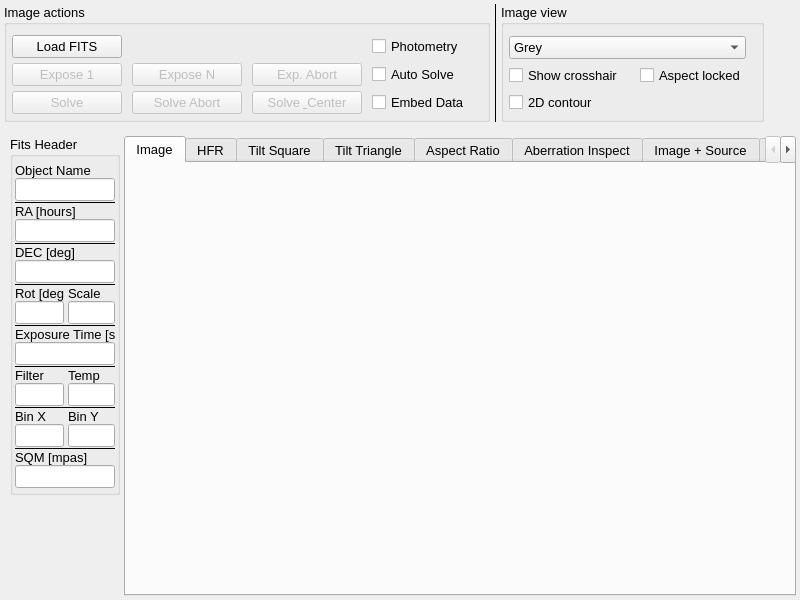
First picture: the form in mw4/gui/widgets/image.ui, repository mworion/MountWizzard4, before the edit.
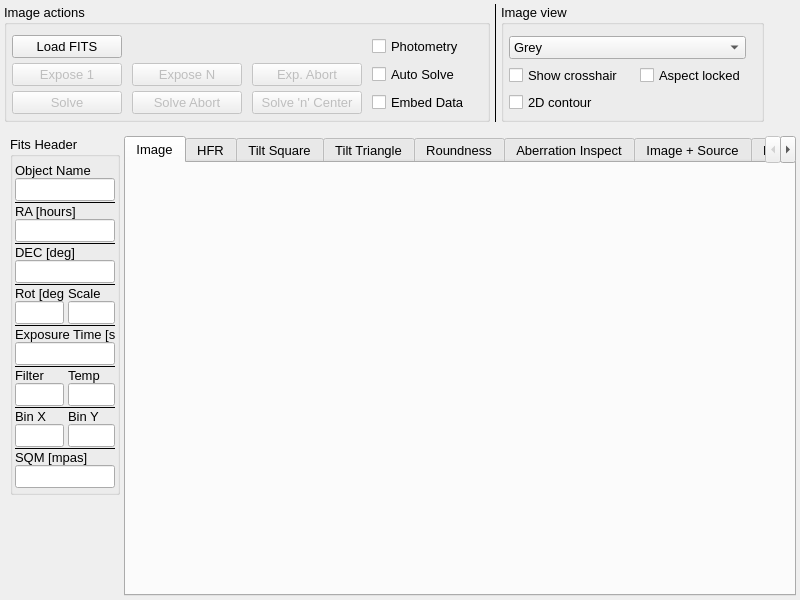
Second picture: the form after the edit. Custom widgets are drawn as their Qt base class.

Diff of the .ui file:
```diff
--- a/mw4/gui/widgets/image.ui
+++ b/mw4/gui/widgets/image.ui
@@ -244,7 +244,7 @@
            <string>&lt;html&gt;&lt;head/&gt;&lt;body&gt;&lt;p&gt;Solves the actual image and centers to mount to this coordinates&lt;/p&gt;&lt;/body&gt;&lt;/html&gt;</string>
           </property>
           <property name="text">
-           <string>Solve &amp; Center</string>
+           <string>Solve 'n' Center</string>
           </property>
          </widget>
         </item>
@@ -1198,7 +1198,7 @@
        </widget>
        <widget class="QWidget" name="tab_4">
         <attribute name="title">
-         <string>Aspect Ratio</string>
+         <string>Roundness</string>
         </attribute>
         <layout class="QGridLayout" name="gridLayout_8" rowstretch="1,0">
          <property name="leftMargin">
```
